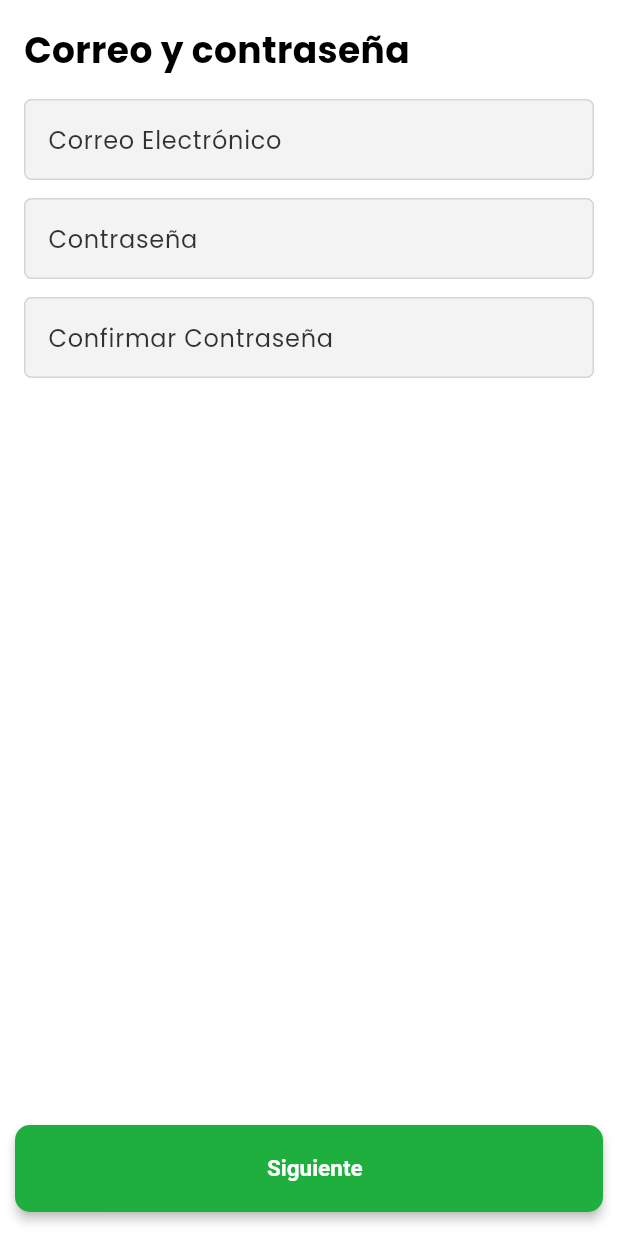
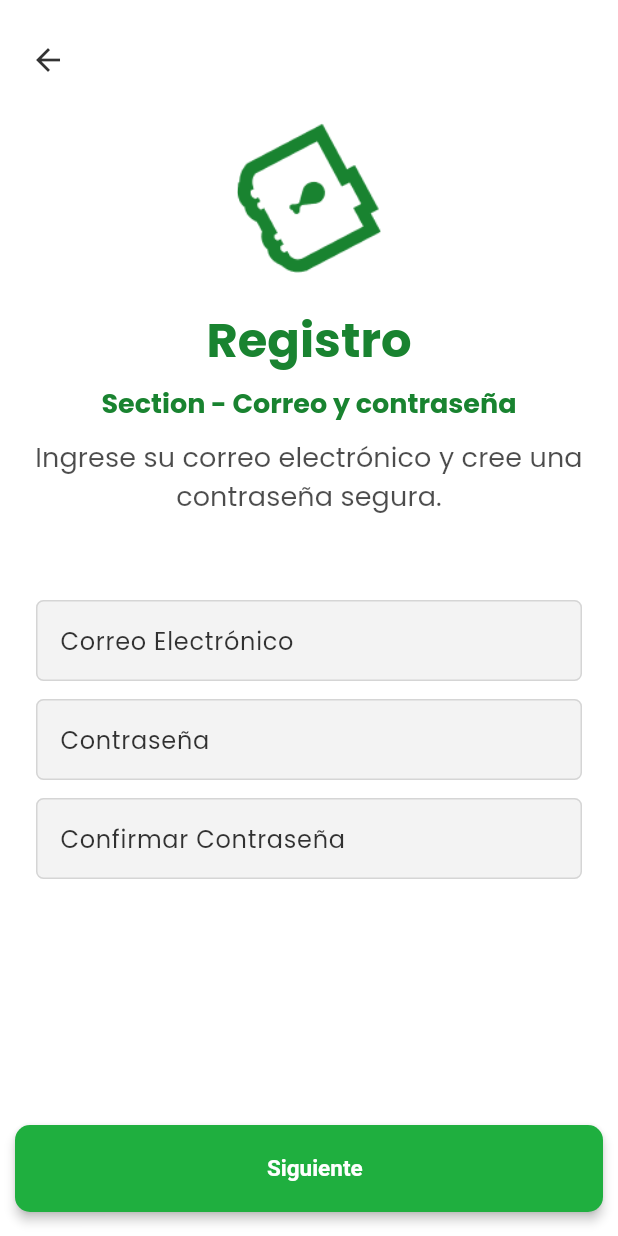
Before and after one commit to SergioDeLaHoz16/foody_2.1, a Flutter app: the SignUpPage screen opened by its route, swiped to page 2, on a phone screen of 412 x 824 dp. Run offline on Flutter 3.47's test engine with Material 3 defaults, Android fonts, the light colour scheme and no system bars; our stand-ins replace country_picker, device_info_plus, flutter_local_notifications, flutter_rating_bar, get, google_sign_in and 7 more; missing offline and left inert: flutter_stripe, mongo_dart; accounts and stored records are empty.

Commit message:
fix/add: enhance signup flow by integrating SectionLayout and adding page controller support in email and personal info sections

```diff
--- a/lib/features/auth/screens/signup/widgets/email_password_section.dart
+++ b/lib/features/auth/screens/signup/widgets/email_password_section.dart
@@ -1,8 +1,10 @@
 import 'package:flutter/material.dart';
 import 'package:foody/features/auth/controllers/controllers.dart';
+import 'package:foody/features/auth/widgets/section_layout.dart';
 
 class EmailPasswordSection extends StatefulWidget {
-  const EmailPasswordSection({super.key});
+  final PageController pageController;
+  const EmailPasswordSection({super.key, required this.pageController});
 
   @override
   State<EmailPasswordSection> createState() => _EmailPasswordSectionState();
@@ -25,15 +27,16 @@ class _EmailPasswordSectionState extends State<EmailPasswordSection> {
 
   @override
   Widget build(BuildContext context) {
-    return SingleChildScrollView(
-      padding: const EdgeInsets.all(16),
+    return SectionLayout(
+      sectionTitle: 'Correo y contraseña',
+      sectionSubtitle:
+          'Ingrese su correo electrónico y cree una contraseña segura.',
+      pageController: widget.pageController,
+      child: SingleChildScrollView(
+        padding: const EdgeInsets.all(0),
         child: Column(
           crossAxisAlignment: CrossAxisAlignment.start,
           children: [
-          const Text(
-            'Correo y contraseña',
-            style: TextStyle(fontSize: 24, fontWeight: FontWeight.bold),
-          ),
             const SizedBox(height: 16),
             TextFormField(
               controller: _emailController,
@@ -53,7 +56,8 @@ class _EmailPasswordSectionState extends State<EmailPasswordSection> {
                 border: OutlineInputBorder(),
               ),
               onChanged:
-                (value) => _authController.updateUserField('contrasena', value),
+                  (value) =>
+                      _authController.updateUserField('contrasena', value),
             ),
             const SizedBox(height: 12),
             TextFormField(
@@ -72,6 +76,7 @@ class _EmailPasswordSectionState extends State<EmailPasswordSection> {
             ),
           ],
         ),
+      ),
     );
   }
 }
--- a/lib/features/auth/screens/signup/widgets/personal_info_section.dart
+++ b/lib/features/auth/screens/signup/widgets/personal_info_section.dart
@@ -5,7 +5,9 @@ import 'package:intl_phone_field/intl_phone_field.dart';
 import 'package:foody/features/auth/controllers/controllers.dart';
 
 class PersonalInfoSection extends StatefulWidget {
-  const PersonalInfoSection({super.key});
+  final PageController pageController;
+
+  const PersonalInfoSection({super.key, required this.pageController});
 
   @override
   State<PersonalInfoSection> createState() => _PersonalInfoSectionState();
@@ -21,8 +23,8 @@ class _PersonalInfoSectionState extends State<PersonalInfoSection> {
       sectionTitle: 'Acerca de ti',
       sectionSubtitle:
           'Ingrese sus datos a continuación para crear su cuenta y comenzar.',
+      pageController: widget.pageController,
       child: SingleChildScrollView(
-        padding: const EdgeInsets.all(0),
         child: Column(
           crossAxisAlignment: CrossAxisAlignment.start,
           children: [
--- a/lib/features/auth/screens/signup/widgets/signup_form.dart
+++ b/lib/features/auth/screens/signup/widgets/signup_form.dart
@@ -16,11 +16,11 @@ class _SignUpFormState extends State<SignUpForm> {
   final PageController _pageController = PageController();
   int _currentIndex = 0;
 
-  final List<Widget> _pages = const [
-    PersonalInfoSection(),
-    EmailPasswordSection(),
-    AddressSection(),
-    TermsAndSubmitSection(),
+  List<Widget> get _pages => [
+    PersonalInfoSection(pageController: _pageController),
+    EmailPasswordSection(pageController: _pageController),
+    // AddressSection(pageController: _pageController),
+    // TermsAndSubmitSection(pageController: _pageController),
   ];
 
   void _nextPage() {
@@ -61,13 +61,28 @@ class _SignUpFormState extends State<SignUpForm> {
         ),
         Padding(
           padding: const EdgeInsets.symmetric(horizontal: 10, vertical: 8),
-          child: Row(
+          child:
+              isFirstPage
+                  ? Row(
+                    mainAxisAlignment: MainAxisAlignment.center,
                     children: [
-              // if (!isFirstPage)
-              //   Expanded(
-              //     child: WButton(label: 'Atrás', onPressed: _previousPage),
+                      Expanded(
+                        child: WButton(
+                          label: 'Siguiente',
+                          onPressed: _nextPage,
+                        ),
+                      ),
+                    ],
+                  )
+                  : Row(
+                    children: [
+                      // Expanded(
+                      //   child: WButton(
+                      //     label: 'Atrás',
+                      //     onPressed: _previousPage,
                       //   ),
-              if (!isFirstPage) const SizedBox(width: 12),
+                      // ),
+                      const SizedBox(width: 12),
                       Expanded(
                         child: WButton(
                           label: isLastPage ? 'Finalizar' : 'Siguiente',
--- a/lib/features/auth/widgets/section_layout.dart
+++ b/lib/features/auth/widgets/section_layout.dart
@@ -6,12 +6,14 @@ class SectionLayout extends StatelessWidget {
   final String sectionTitle;
   final String? sectionSubtitle;
   final Widget child;
+  final PageController? pageController;
 
   const SectionLayout({
     super.key,
     required this.sectionTitle,
     required this.sectionSubtitle,
     required this.child,
+    this.pageController,
   });
 
   @override
@@ -26,32 +28,40 @@ class SectionLayout extends StatelessWidget {
       child: Column(
         crossAxisAlignment: CrossAxisAlignment.start,
         children: [
-          // Botón de retroceso en la esquina superior izquierda
           Padding(
             padding: const EdgeInsets.only(left: 8, top: 16),
             child: IconButton(
               icon: const Icon(Icons.arrow_back),
               color: isDark ? CColors.light : CColors.primaryTextColor,
-              onPressed: () => Navigator.of(context).pop(),
+              onPressed: () {
+                if (pageController != null &&
+                    pageController!.hasClients &&
+                    pageController!.page! > 0) {
+                  pageController!.previousPage(
+                    duration: const Duration(milliseconds: 300),
+                    curve: Curves.easeInOut,
+                  );
+                } else {
+                  Navigator.of(context).pop();
+                }
+              },
             ),
           ),
-
-          const SizedBox(height: 8),
-
-          // Contenido central alineado
+          const SizedBox(height: 10),
           Center(
             child: Padding(
               padding: const EdgeInsets.all(8.0),
               child: Column(
                 children: [
                   Image.asset(logoAsset, height: 100),
-                  const SizedBox(height: 20),
+                  const SizedBox(height: 25),
                   Text(
                     'Registro',
                     style: theme.textTheme.headlineLarge?.copyWith(
                       color: isDark ? CColors.light : CColors.primaryColor,
                     ),
                   ),
+                  const SizedBox(height: 10),
                   Text(
                     'Section - $sectionTitle',
                     style: theme.textTheme.titleLarge?.copyWith(
@@ -59,7 +69,7 @@ class SectionLayout extends StatelessWidget {
                       fontWeight: FontWeight.w600,
                     ),
                   ),
-                  const SizedBox(height: 8),
+                  const SizedBox(height: 12),
                   Text(
                     sectionSubtitle ?? '',
                     textAlign: TextAlign.center,
@@ -74,8 +84,6 @@ class SectionLayout extends StatelessWidget {
               ),
             ),
           ),
-
-          // Sección del contenido dinámico (formulario)
           Padding(
             padding: const EdgeInsets.symmetric(horizontal: 24),
             child: child,
```
Lines whose indentation alone changed are shown as unchanged.
